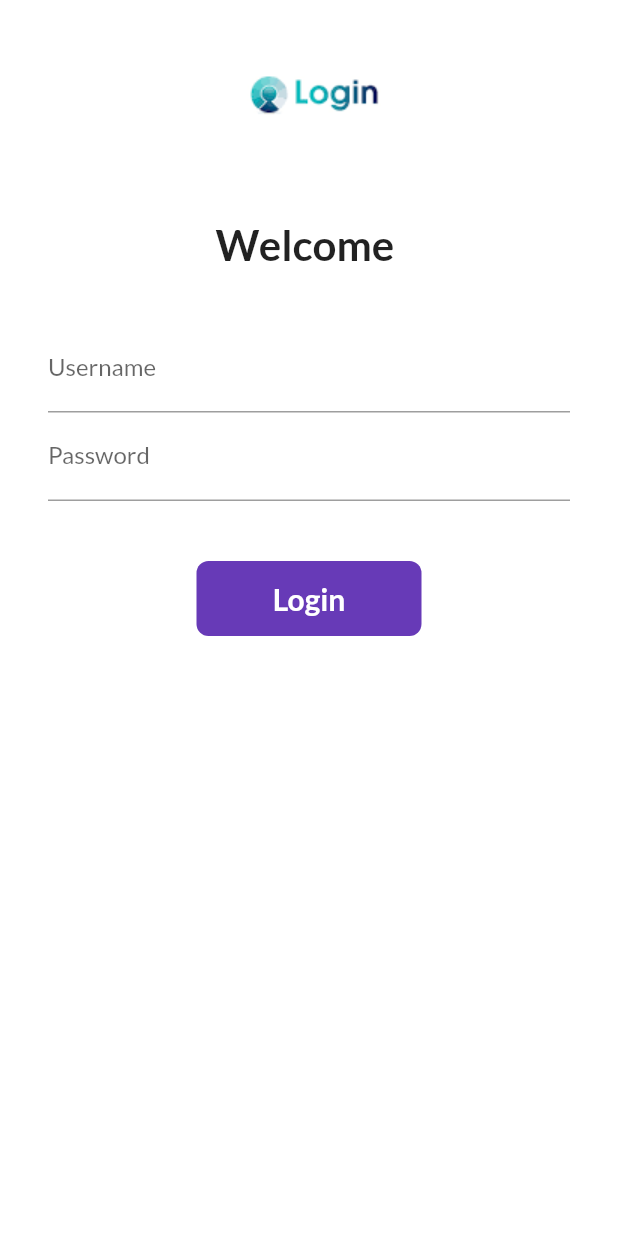
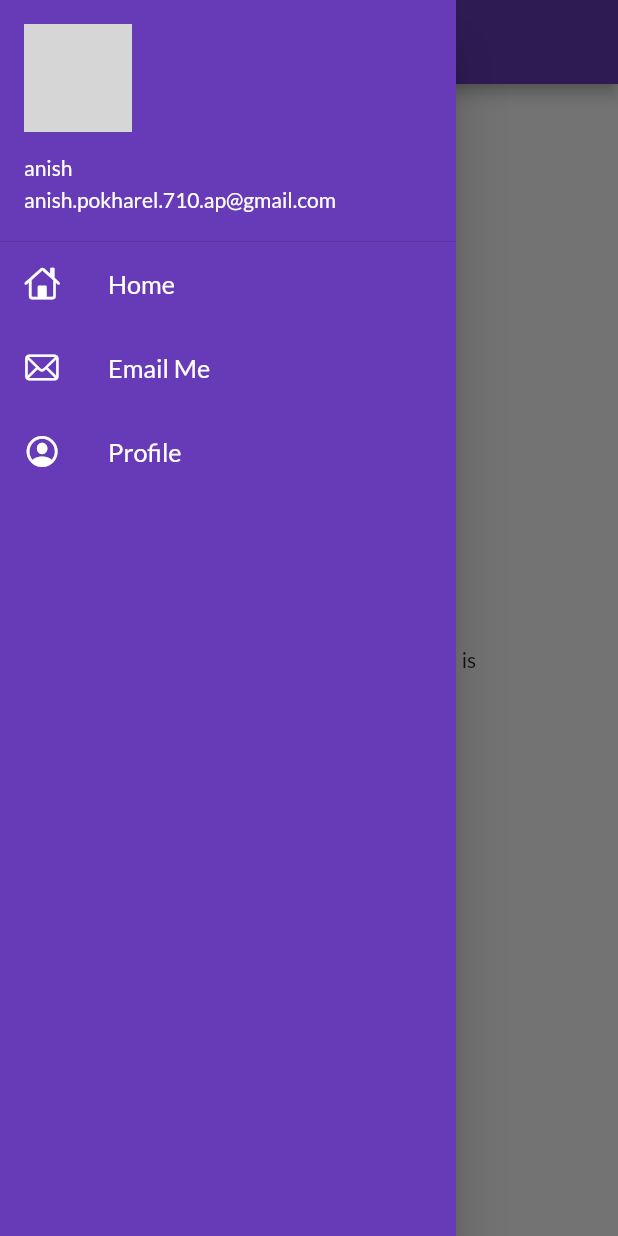
Before and after one commit to anish-pokharel/flutter-, a Flutter app: the screen it shows after launch, with the side drawer open (before the commit the screen has no drawer), on a phone screen of 412 x 824 dp. Run offline on Flutter 3.47's test engine with Material 2 defaults, Android fonts, the phone set to English and light mode, and no system bars; our stand-ins replace google_fonts; network calls fail; grey boxes are pictures that could not be loaded.

Commit message:
drawer basic

```diff
--- a/lib/main.dart
+++ b/lib/main.dart
@@ -28,7 +28,7 @@ class MyApp extends StatelessWidget {
       ),
       initialRoute: "/",
       routes:{
-        "/" : (context)=> LoginPage(),
+        "/" : (context)=> HomePage(),
         MyRoutes.homeRoute: (context) => HomePage(),
         MyRoutes.loginRoute: (context) => LoginPage(),
       },
--- a/lib/pages/home_page.dart
+++ b/lib/pages/home_page.dart
@@ -1,4 +1,5 @@
 import 'package:flutter/material.dart';
+import 'package:my_first_project/widgets/drawer.dart';
 
 class HomePage extends StatelessWidget {
   @override
@@ -18,7 +19,7 @@ class HomePage extends StatelessWidget {
           child: Text("Welcome To  $days challenge by $name is "),
         ),
       ),
-      drawer: Drawer(),
+      drawer: MyDrawer(),
     );
   }
 }
--- /dev/null
+++ b/lib/widgets/drawer.dart
@@ -0,0 +1,74 @@
+import 'package:flutter/cupertino.dart';
+import 'package:flutter/material.dart';
+
+class MyDrawer extends StatelessWidget {
+  const MyDrawer({super.key});
+
+  @override
+  Widget build(BuildContext context) {
+    final imageUrl = "https://www.anishpokharel10.com.np/image/aboutme.png";
+
+    return Drawer(
+
+    child: Container(
+      color:Colors.deepPurple,
+      child: ListView(
+        padding: EdgeInsets.zero,
+        children: [
+          DrawerHeader(
+              padding: EdgeInsets.zero,
+              margin: EdgeInsets.zero,
+              child: UserAccountsDrawerHeader(
+            margin: EdgeInsets.zero,
+            // decoration: BoxDecoration(color: Colors.red),
+            accountName: Text("anish"),
+            accountEmail: Text("anish.pokharel.710.ap@gmail.com"),
+            currentAccountPicture:CircleAvatar(
+              backgroundImage: NetworkImage(imageUrl),
+            ) ,
+              )
+          ),
+          ListTile(
+            leading: Icon(
+              CupertinoIcons.home,
+              color: Colors.white,
+
+            ),
+            title: Text("Home",
+              textScaleFactor: 1.2,
+              style: TextStyle(
+                color: Colors.white,
+              ),
+            ),
+          ),
+          ListTile(
+            leading: Icon(
+              CupertinoIcons.mail,
+              color: Colors.white,
+            ),
+            title: Text("Email Me",
+            textScaleFactor: 1.2,
+            style: TextStyle(
+              color: Colors.white,
+            ),
+            ),
+          ),
+          ListTile(
+            leading: Icon(
+              CupertinoIcons.profile_circled,
+              color: Colors.white,
+            ),
+            title: Text("Profile",
+              textScaleFactor: 1.2,
+              style: TextStyle(
+                color: Colors.white,
+              ),
+            ),
+          ),
+        ],
+      ),
+    ),
+  );
+    // return const Placeholder();
+  }
+}
```
